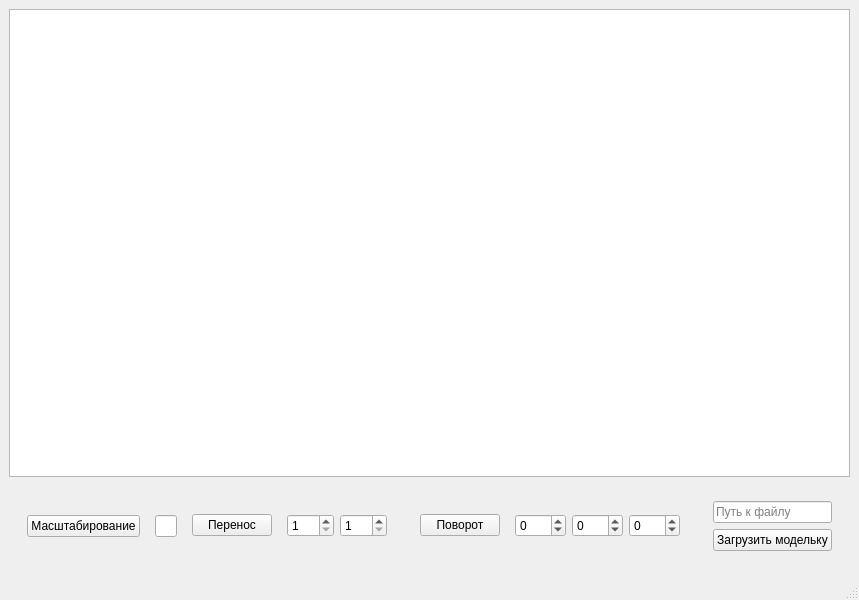
kanterroman/bmstu-oop, file code/mainwindow.ui: the form before one commit.
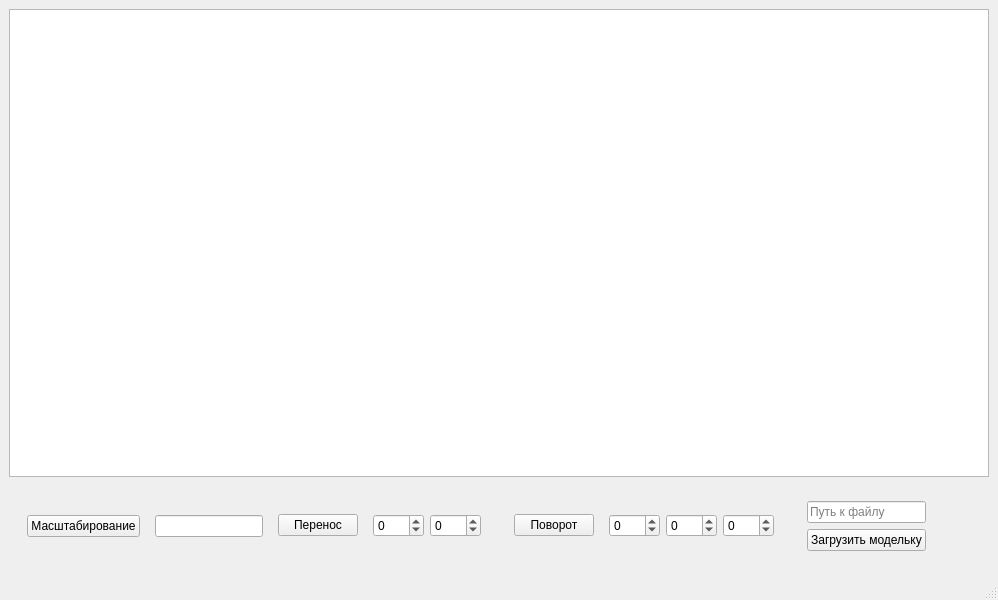
The form after the commit.

```diff
--- a/code/mainwindow.ui
+++ b/code/mainwindow.ui
@@ -6,7 +6,7 @@
    <rect>
     <x>0</x>
     <y>0</y>
-    <width>858</width>
+    <width>998</width>
     <height>600</height>
    </rect>
   </property>
@@ -105,7 +105,7 @@
                 </sizepolicy>
                </property>
                <property name="minimum">
-                <number>1</number>
+                <number>-100</number>
                </property>
                <property name="maximum">
                 <number>100</number>
@@ -115,7 +115,7 @@
              <item>
               <widget class="QSpinBox" name="spinBox_y">
                <property name="minimum">
-                <number>1</number>
+                <number>-100</number>
                </property>
                <property name="maximum">
                 <number>100</number>
```
Left out of the diff: 2 changed lines with no effect on the pictures.
